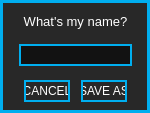
Qt form standalone/advanced/forms/saveAsForm.ui (Muse-Kinetics/softstep_editor) before a commit.
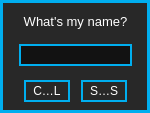
The same form after that commit.

Commit message: limited key name and prefix boxes to 4 and 2 characters, respectively. changed pushbuttons in save as form to toolbuttons.

The edit to the form file:
```diff
--- a/standalone/advanced/forms/saveAsForm.ui
+++ b/standalone/advanced/forms/saveAsForm.ui
@@ -107,7 +107,7 @@
     <string>Enter a name for your preset here.</string>
    </property>
   </widget>
-  <widget class="QPushButton" name="cancel">
+  <widget class="QToolButton" name="cancel">
    <property name="geometry">
     <rect>
      <x>24</x>
@@ -123,7 +123,7 @@
     <string>CANCEL</string>
    </property>
   </widget>
-  <widget class="QPushButton" name="save">
+  <widget class="QToolButton" name="save">
    <property name="geometry">
     <rect>
      <x>81</x>
```
The commit also changes 3 other files.
